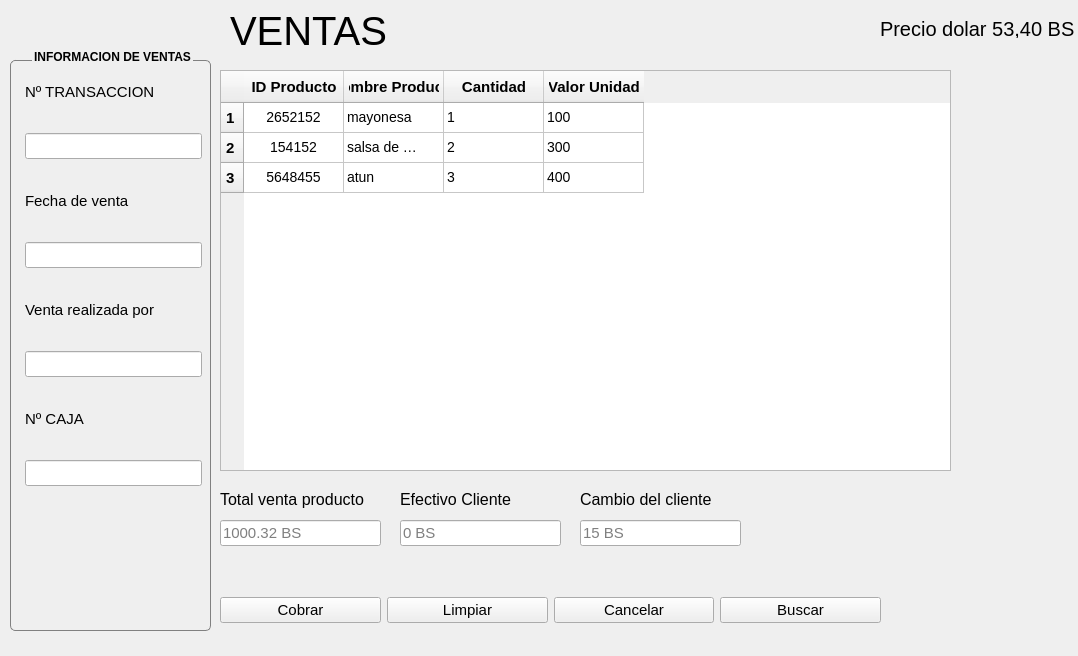
Above: QT_UI/ui_facturacion.ui from gamijoam/facturacionProyecto before the change. Below: the same form after it.
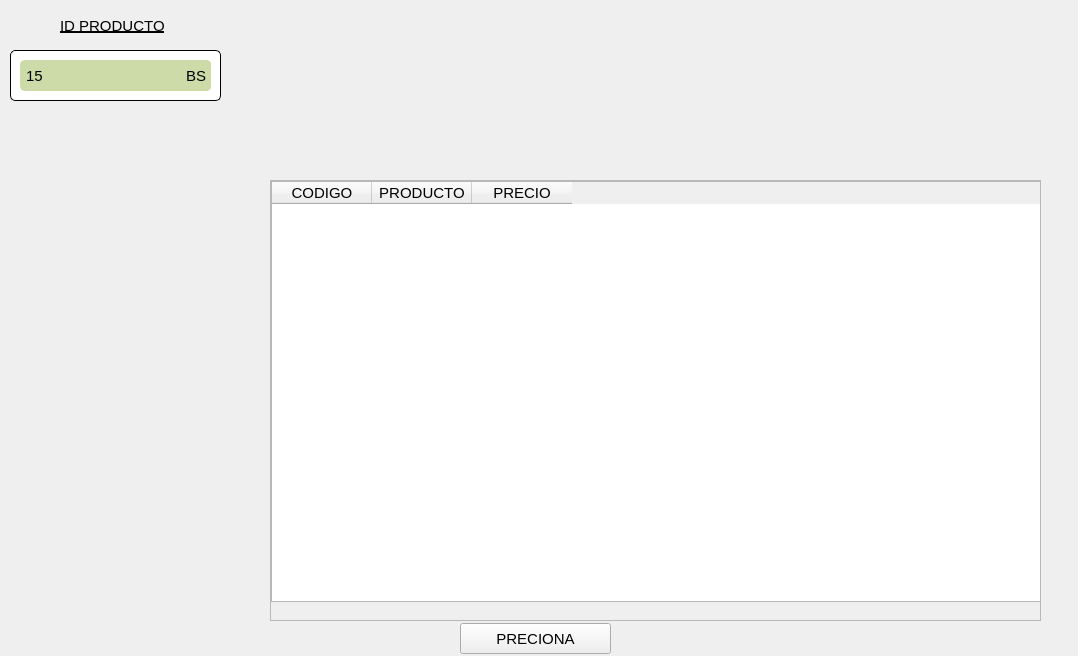
That is the form after the change.

Commit message: Rediseño de la GUI facturacion

```diff
--- a/QT_UI/ui_facturacion.ui
+++ b/QT_UI/ui_facturacion.ui
@@ -16,439 +16,138 @@
   <property name="styleSheet">
    <string notr="true">font-size:15px</string>
   </property>
-  <widget class="QLabel" name="label_3">
+  <widget class="QScrollArea" name="scrollArea">
    <property name="geometry">
     <rect>
-     <x>230</x>
-     <y>0</y>
-     <width>341</width>
-     <height>61</height>
+     <x>270</x>
+     <y>180</y>
+     <width>771</width>
+     <height>441</height>
     </rect>
    </property>
-   <property name="styleSheet">
-    <string notr="true">font-size:40px</string>
+   <property name="widgetResizable">
+    <bool>true</bool>
    </property>
-   <property name="text">
-    <string>VENTAS</string>
-   </property>
-  </widget>
-  <widget class="QLabel" name="label_4">
-   <property name="geometry">
-    <rect>
-     <x>220</x>
-     <y>490</y>
-     <width>161</width>
-     <height>18</height>
-    </rect>
-   </property>
-   <property name="styleSheet">
-    <string notr="true">font-size:16px</string>
-   </property>
-   <property name="text">
-    <string>Total venta producto</string>
-   </property>
-  </widget>
-  <widget class="QLineEdit" name="lineEdit_2">
-   <property name="geometry">
-    <rect>
-     <x>220</x>
-     <y>520</y>
-     <width>161</width>
-     <height>26</height>
-    </rect>
-   </property>
-   <property name="placeholderText">
-    <string>1000.32 BS</string>
-   </property>
-  </widget>
-  <widget class="QLineEdit" name="lineEdit_3">
-   <property name="geometry">
-    <rect>
-     <x>400</x>
-     <y>520</y>
-     <width>161</width>
-     <height>26</height>
-    </rect>
-   </property>
-   <property name="placeholderText">
-    <string>0 BS</string>
-   </property>
-  </widget>
-  <widget class="QLabel" name="label_5">
-   <property name="geometry">
-    <rect>
-     <x>400</x>
-     <y>490</y>
-     <width>161</width>
-     <height>18</height>
-    </rect>
-   </property>
-   <property name="styleSheet">
-    <string notr="true">font-size:16px</string>
-   </property>
-   <property name="text">
-    <string>Efectivo Cliente</string>
-   </property>
-  </widget>
-  <widget class="QLabel" name="label_6">
-   <property name="geometry">
-    <rect>
-     <x>580</x>
-     <y>490</y>
-     <width>161</width>
-     <height>18</height>
-    </rect>
-   </property>
-   <property name="styleSheet">
-    <string notr="true">font-size:16px</string>
-   </property>
-   <property name="text">
-    <string>Cambio del cliente</string>
-   </property>
-  </widget>
-  <widget class="QLineEdit" name="lineEdit_4">
-   <property name="geometry">
-    <rect>
-     <x>580</x>
-     <y>520</y>
-     <width>161</width>
-     <height>26</height>
-    </rect>
-   </property>
-   <property name="placeholderText">
-    <string>15 BS</string>
-   </property>
-  </widget>
-  <widget class="QWidget" name="horizontalLayoutWidget">
-   <property name="geometry">
-    <rect>
-     <x>220</x>
-     <y>570</y>
-     <width>661</width>
-     <height>80</height>
-    </rect>
-   </property>
-   <layout class="QHBoxLayout" name="horizontalLayout">
-    <item>
-     <widget class="QPushButton" name="pushButton_4">
-      <property name="styleSheet">
-       <string notr="true">
-</string>
-      </property>
+   <widget class="QWidget" name="scrollAreaWidgetContents">
+    <property name="geometry">
+     <rect>
+      <x>0</x>
+      <y>0</y>
+      <width>769</width>
+      <height>439</height>
+     </rect>
+    </property>
+    <widget class="QTableWidget" name="tableWidget">
+     <property name="geometry">
+      <rect>
+       <x>0</x>
+       <y>0</y>
+       <width>771</width>
+       <height>421</height>
+      </rect>
+     </property>
+     <column>
       <property name="text">
-       <string>Cobrar</string>
+       <string>CODIGO</string>
       </property>
-     </widget>
-    </item>
-    <item>
-     <widget class="QPushButton" name="pushButton_3">
+     </column>
+     <column>
       <property name="text">
-       <string>Limpiar</string>
+       <string>PRODUCTO</string>
       </property>
-     </widget>
-    </item>
-    <item>
-     <widget class="QPushButton" name="pushButton_2">
+     </column>
+     <column>
       <property name="text">
-       <string>Cancelar</string>
+       <string>PRECIO</string>
       </property>
-     </widget>
-    </item>
-    <item>
-     <widget class="QPushButton" name="pushButton">
-      <property name="text">
-       <string>Buscar</string>
-      </property>
-     </widget>
-    </item>
-   </layout>
+     </column>
+    </widget>
+   </widget>
   </widget>
-  <widget class="QLabel" name="label">
+  <widget class="QPushButton" name="pushButton">
    <property name="geometry">
     <rect>
-     <x>880</x>
-     <y>20</y>
-     <width>231</width>
-     <height>18</height>
+     <x>460</x>
+     <y>623</y>
+     <width>151</width>
+     <height>31</height>
     </rect>
    </property>
-   <property name="styleSheet">
-    <string notr="true">font-size: 20px</string>
-   </property>
    <property name="text">
-    <string>Precio dolar 53,40 BS</string>
+    <string>PRECIONA</string>
    </property>
   </widget>
-  <widget class="QTableWidget" name="tableWidget">
-   <property name="geometry">
-    <rect>
-     <x>220</x>
-     <y>70</y>
-     <width>731</width>
-     <height>401</height>
-    </rect>
-   </property>
-   <property name="styleSheet">
-    <string notr="true">QTableWidget {
-    font-size: 14px; /* Tamaño de la fuente */
-}
-
-QTableWidget QTableCornerButton::section {
-    background-color: #f0f0f0; /* Color de fondo para la esquina */
-}
-
-QTableWidget::item {
-    text-align: center; /* Centra el texto horizontalmente */
-    padding: 5px; /* Añade un poco de espacio alrededor del texto */
-}
-
-QHeaderView::section {
-    background-color: #f0f0f0; /* Color de fondo para los encabezados */
-    padding: 5px; /* Espacio alrededor del texto en los encabezados */
-    font-weight: bold; /* Texto en negrita para los encabezados */
-    text-align: center; /* Centra el texto en los encabezados */
-}</string>
-   </property>
-   <property name="horizontalScrollBarPolicy">
-    <enum>Qt::ScrollBarPolicy::ScrollBarAlwaysOff</enum>
-   </property>
-   <property name="rowCount">
-    <number>3</number>
-   </property>
-   <row/>
-   <row/>
-   <row/>
-   <column>
-    <property name="text">
-     <string>ID Producto</string>
-    </property>
-   </column>
-   <column>
-    <property name="text">
-     <string>Nombre Producto</string>
-    </property>
-   </column>
-   <column>
-    <property name="text">
-     <string>Cantidad</string>
-    </property>
-   </column>
-   <column>
-    <property name="text">
-     <string>Valor Unidad</string>
-    </property>
-   </column>
-   <item row="0" column="0">
-    <property name="text">
-     <string>2652152</string>
-    </property>
-    <property name="textAlignment">
-     <set>AlignCenter</set>
-    </property>
-   </item>
-   <item row="0" column="1">
-    <property name="text">
-     <string>mayonesa</string>
-    </property>
-   </item>
-   <item row="0" column="2">
-    <property name="text">
-     <string>1</string>
-    </property>
-   </item>
-   <item row="0" column="3">
-    <property name="text">
-     <string>100</string>
-    </property>
-   </item>
-   <item row="1" column="0">
-    <property name="text">
-     <string>154152</string>
-    </property>
-    <property name="textAlignment">
-     <set>AlignCenter</set>
-    </property>
-   </item>
-   <item row="1" column="1">
-    <property name="text">
-     <string>salsa de tomate</string>
-    </property>
-   </item>
-   <item row="1" column="2">
-    <property name="text">
-     <string>2</string>
-    </property>
-   </item>
-   <item row="1" column="3">
-    <property name="text">
-     <string>300</string>
-    </property>
-   </item>
-   <item row="2" column="0">
-    <property name="text">
-     <string>5648455</string>
-    </property>
-    <property name="textAlignment">
-     <set>AlignCenter</set>
-    </property>
-   </item>
-   <item row="2" column="1">
-    <property name="text">
-     <string>atun</string>
-    </property>
-   </item>
-   <item row="2" column="2">
-    <property name="text">
-     <string>3</string>
-    </property>
-   </item>
-   <item row="2" column="3">
-    <property name="text">
-     <string>400</string>
-    </property>
-   </item>
-  </widget>
-  <widget class="QGroupBox" name="groupBox">
+  <widget class="QFrame" name="frame_2">
    <property name="geometry">
     <rect>
      <x>10</x>
      <y>50</y>
-     <width>201</width>
-     <height>581</height>
+     <width>211</width>
+     <height>51</height>
     </rect>
    </property>
-   <property name="font">
-    <font>
-     <pointsize>-1</pointsize>
-     <bold>true</bold>
-    </font>
-   </property>
-   <property name="focusPolicy">
-    <enum>Qt::FocusPolicy::NoFocus</enum>
-   </property>
-   <property name="contextMenuPolicy">
-    <enum>Qt::ContextMenuPolicy::NoContextMenu</enum>
-   </property>
-   <property name="acceptDrops">
-    <bool>false</bool>
-   </property>
-   <property name="layoutDirection">
-    <enum>Qt::LayoutDirection::LeftToRight</enum>
-   </property>
-   <property name="autoFillBackground">
-    <bool>false</bool>
-   </property>
    <property name="styleSheet">
-    <string notr="true">QGroupBox {
-    border: 1px solid gray;
-    border-radius: 5px;
-    margin-top: 10px;
-    font-size: 12px;
-    font-weight: bold;
+    <string notr="true">QFrame {
+    border: 1px solid black;  /* Borde para el QFrame */
+    background-color: white;  /* Fondo para el QFrame */
+	border-radius:5px;
 }
-QGroupBox::title {
-    subcontrol-origin: margin;
-    subcontrol-position: top center; /* Alinea el título en el centro */
-    
+QLabel {
+    border: 2px solid #CCDBA8;  /* Elimina el borde del QLabel */
+    background-color: #CCDBA8;  /* Fondo transparente */
+	border-radius:5px;
+	
 }</string>
    </property>
-   <property name="inputMethodHints">
-    <set>Qt::InputMethodHint::ImhNone</set>
+   <property name="frameShape">
+    <enum>QFrame::Shape::StyledPanel</enum>
    </property>
-   <property name="title">
-    <string>INFORMACION DE VENTAS</string>
+   <property name="frameShadow">
+    <enum>QFrame::Shadow::Raised</enum>
    </property>
-   <property name="flat">
-    <bool>false</bool>
-   </property>
-   <property name="checkable">
-    <bool>false</bool>
-   </property>
-   <widget class="QWidget" name="verticalLayoutWidget">
+   <widget class="QLabel" name="label">
     <property name="geometry">
      <rect>
       <x>10</x>
-      <y>20</y>
+      <y>10</y>
       <width>191</width>
-      <height>616</height>
+      <height>31</height>
      </rect>
     </property>
-    <layout class="QVBoxLayout" name="verticalLayout" stretch="0,0,0,0,0,0,0,0">
-     <property name="spacing">
-      <number>20</number>
-     </property>
-     <property name="sizeConstraint">
-      <enum>QLayout::SizeConstraint::SetDefaultConstraint</enum>
-     </property>
-     <property name="leftMargin">
-      <number>5</number>
-     </property>
-     <property name="rightMargin">
-      <number>9</number>
-     </property>
-     <property name="bottomMargin">
-      <number>200</number>
-     </property>
-     <item>
-      <widget class="QLabel" name="label_2">
-       <property name="text">
-        <string>Nº TRANSACCION</string>
-       </property>
-      </widget>
-     </item>
-     <item>
-      <widget class="QLineEdit" name="lineEdit"/>
-     </item>
-     <item>
-      <widget class="QLabel" name="label_7">
-       <property name="frameShape">
-        <enum>QFrame::Shape::NoFrame</enum>
-       </property>
-       <property name="text">
-        <string>Fecha de venta</string>
-       </property>
-      </widget>
-     </item>
-     <item>
-      <widget class="QLineEdit" name="lineEdit_5"/>
-     </item>
-     <item>
-      <widget class="QLabel" name="label_8">
-       <property name="minimumSize">
-        <size>
-         <width>177</width>
-         <height>0</height>
-        </size>
-       </property>
-       <property name="inputMethodHints">
-        <set>Qt::InputMethodHint::ImhNone</set>
-       </property>
-       <property name="frameShape">
-        <enum>QFrame::Shape::NoFrame</enum>
-       </property>
-       <property name="text">
-        <string>Venta realizada por</string>
-       </property>
-       <property name="indent">
-        <number>-1</number>
-       </property>
-      </widget>
-     </item>
-     <item>
-      <widget class="QLineEdit" name="lineEdit_6"/>
-     </item>
-     <item>
-      <widget class="QLabel" name="label_9">
-       <property name="text">
-        <string>Nº CAJA</string>
-       </property>
-      </widget>
-     </item>
-     <item>
-      <widget class="QLineEdit" name="lineEdit_7"/>
-     </item>
-    </layout>
+    <property name="text">
+     <string>15</string>
+    </property>
    </widget>
+   <widget class="QLabel" name="label_2">
+    <property name="geometry">
+     <rect>
+      <x>170</x>
+      <y>10</y>
+      <width>31</width>
+      <height>31</height>
+     </rect>
+    </property>
+    <property name="text">
+     <string>BS</string>
+    </property>
+   </widget>
+  </widget>
+  <widget class="QLabel" name="label_3">
+   <property name="geometry">
+    <rect>
+     <x>60</x>
+     <y>10</y>
+     <width>111</width>
+     <height>31</height>
+    </rect>
+   </property>
+   <property name="styleSheet">
+    <string notr="true">text-decoration:underline;
+font: 600 12pt &quot;Segoe UI&quot;;</string>
+   </property>
+   <property name="text">
+    <string>ID PRODUCTO</string>
+   </property>
   </widget>
  </widget>
  <resources/>
```
The commit also changes 4 other files.
